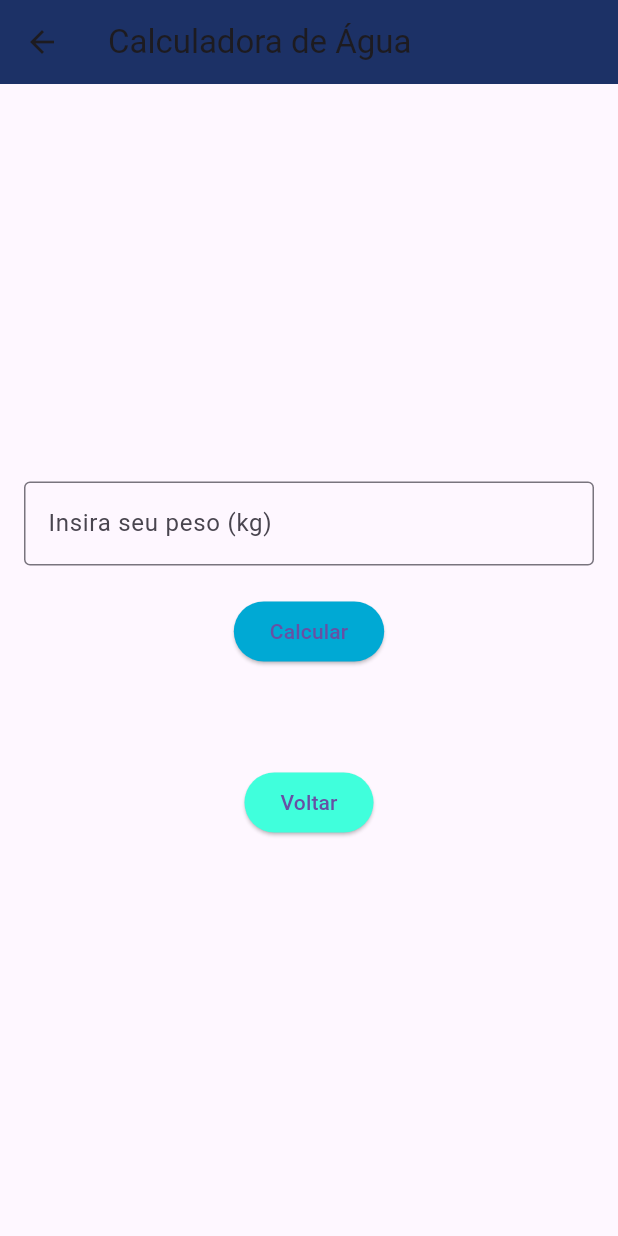
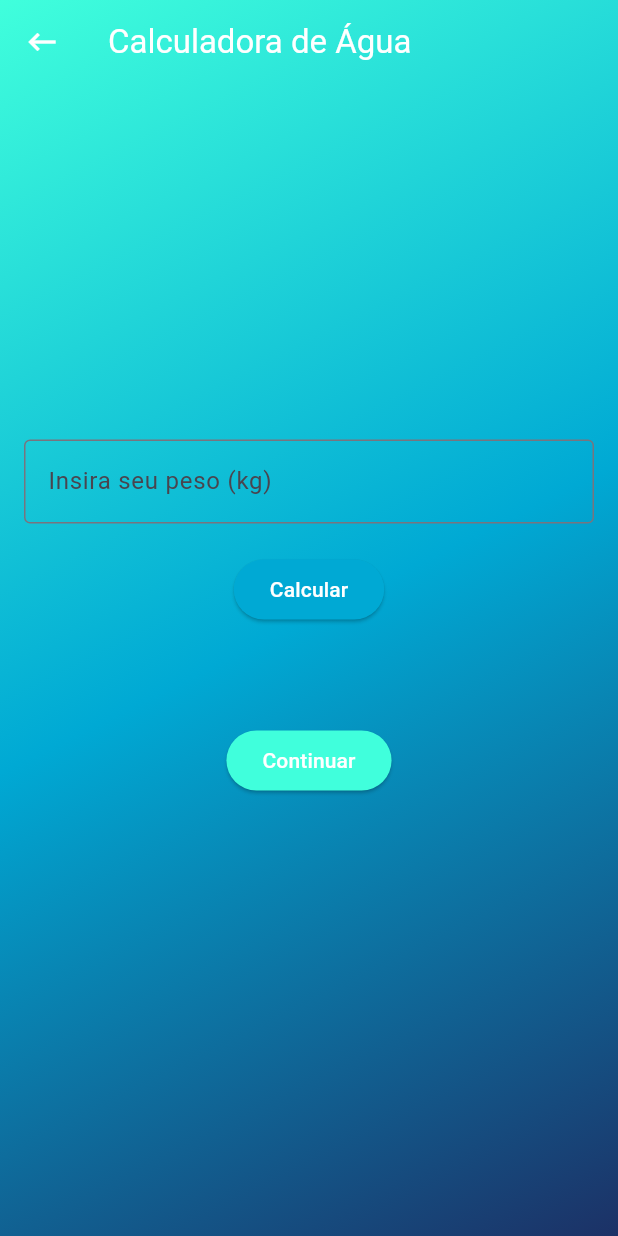
Before and after one commit to MiguelRBTT/WaterWiseApp, a Flutter app: the WaterCalculatorPage screen opened directly, on a phone screen of 412 x 824 dp. Run offline on Flutter 3.47's test engine with Material 3 defaults, Android fonts, the phone set to English and light mode, and no system bars.

Commit message:
Files Merged

```diff
--- a/lib/calculator.dart
+++ b/lib/calculator.dart
@@ -6,6 +6,7 @@ class Calculator extends StatelessWidget {
   @override
   Widget build(BuildContext context) {
     return Scaffold(
+      extendBodyBehindAppBar: true,
       appBar: AppBar(
         leading: GestureDetector(
           onTap: () {
@@ -13,16 +14,17 @@ class Calculator extends StatelessWidget {
           },
           child: Icon(
             Icons.keyboard_backspace,
-            color: Color(0xFF40FFDC),
+            color: Colors.white,
           ),
         ),
         title: Text(
           'Calculadora de Água',
-          style: TextStyle(color: Color(0xFF40FFDC)),
+          style: TextStyle(color: Colors.white),
         ),
-        backgroundColor: Color(0xFF1C3166),
+        backgroundColor: Colors.transparent,
       ),
-      body: Padding(
+      body: Container(
+        child: Padding(
           padding: const EdgeInsets.all(16.0),
           child: Center(
             child: ElevatedButton(
@@ -32,10 +34,24 @@ class Calculator extends StatelessWidget {
               onPressed: () {
                 Navigator.push(
                   context,
-                MaterialPageRoute(builder: (context) => WaterCalculatorPage()),
+                  MaterialPageRoute(
+                      builder: (context) => WaterCalculatorPage()),
                 );
               },
-            child: Text('Calcular consumo de água'),
+              child: Text('Calcular consumo de água',
+                  style: TextStyle(color: Colors.white)),
+            ),
+          ),
+        ),
+        decoration: const BoxDecoration(
+          gradient: LinearGradient(
+            begin: Alignment.topLeft,
+            end: Alignment.bottomRight,
+            colors: [
+              Color(0xFF40FFDC),
+              Color(0xFF00A9D4),
+              Color(0xFF1C3166),
+            ],
           ),
         ),
       ),
@@ -71,11 +87,25 @@ class _WaterCalculatorPageState extends State<WaterCalculatorPage> {
   @override
   Widget build(BuildContext context) {
     return Scaffold(
+      extendBodyBehindAppBar: true,
       appBar: AppBar(
-        title: Text('Calculadora de Água'),
-        backgroundColor: Color(0xFF1C3166),
+        leading: GestureDetector(
+          onTap: () {
+            Navigator.pop(context);
+          },
+          child: Icon(
+            Icons.keyboard_backspace,
+            color: Colors.white,
           ),
-      body: Padding(
+        ),
+        title: Text(
+          'Calculadora de Água',
+          style: TextStyle(color: Colors.white),
+        ),
+        backgroundColor: Colors.transparent,
+      ),
+      body: Container(
+        child: Padding(
           padding: const EdgeInsets.all(16.0),
           child: Column(
             mainAxisAlignment: MainAxisAlignment.center,
@@ -95,7 +125,7 @@ class _WaterCalculatorPageState extends State<WaterCalculatorPage> {
                       Color(0xFF00A9D4), // Botão com a cor principal do tema
                 ),
                 onPressed: _calculateWaterIntake,
-              child: Text('Calcular'),
+                child: Text('Calcular', style: TextStyle(color: Colors.white)),
               ),
               SizedBox(height: 20),
               Text(
@@ -112,11 +142,23 @@ class _WaterCalculatorPageState extends State<WaterCalculatorPage> {
                   backgroundColor: Color(0xFF40FFDC),
                 ),
                 onPressed: () {
-                Navigator.pop(context);
+                  Navigator.pushNamed(context, '/calendar');
                 },
-              child: Text('Voltar'),
+                child: Text('Continuar', style: TextStyle(color: Colors.white)),
               ),
             ],
+          ),
+        ),
+        decoration: const BoxDecoration(
+          gradient: LinearGradient(
+            begin: Alignment.topLeft,
+            end: Alignment.bottomRight,
+            colors: [
+              Color(0xFF40FFDC),
+              Color(0xFF00A9D4),
+              Color(0xFF1C3166),
+            ],
+          ),
         ),
       ),
     );
--- a/lib/home.dart
+++ b/lib/home.dart
@@ -40,7 +40,7 @@ class HomePage extends StatelessWidget {
               ),
               child: const Text(
                 'Entrar',
-                style: TextStyle(color: Color(0xFF40FFDC)),
+                style: TextStyle(color: Colors.white),
               ),
             ),
           ],
--- a/lib/main.dart
+++ b/lib/main.dart
@@ -1,6 +1,7 @@
 import 'package:flutter/material.dart';
+import 'package:waterwisen1/calculator.dart';
+import 'package:waterwisen1/calendar_small.dart';
 import 'package:waterwisen1/home.dart';
-import 'package:waterwisen1/calendar_small.dart';
 
 void main() {
   runApp(const MyApp());
@@ -16,7 +17,8 @@ class MyApp extends StatelessWidget {
       initialRoute: '/',
       routes: {
         '/': (context) => const HomePage(),
-        '/calculator': (context) => const Calculator()
+        '/calculator': (context) => const Calculator(),
+        '/calendar': (context) => const CalendarSmall()
       },
       debugShowCheckedModeBanner: false,
     );
--- a/pubspec.yaml
+++ b/pubspec.yaml
@@ -62,6 +62,8 @@ flutter:
   uses-material-design: true
   assets:
      - assets\logo_oficial.png
+     - assets/waves.jpg
+
 
   # An image asset can refer to one or more resolution-specific "variants", see
   # https://flutter.dev/to/resolution-aware-images
```
Also changed, not shown: pubspec.lock. Lines whose indentation alone changed are shown as unchanged.
